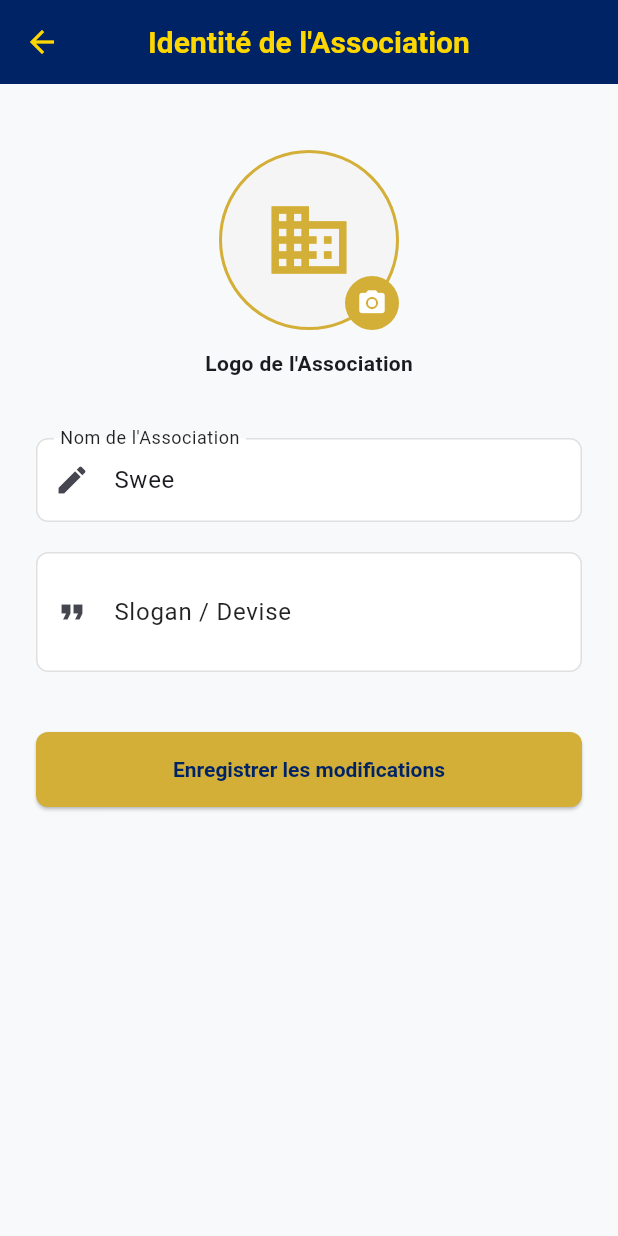
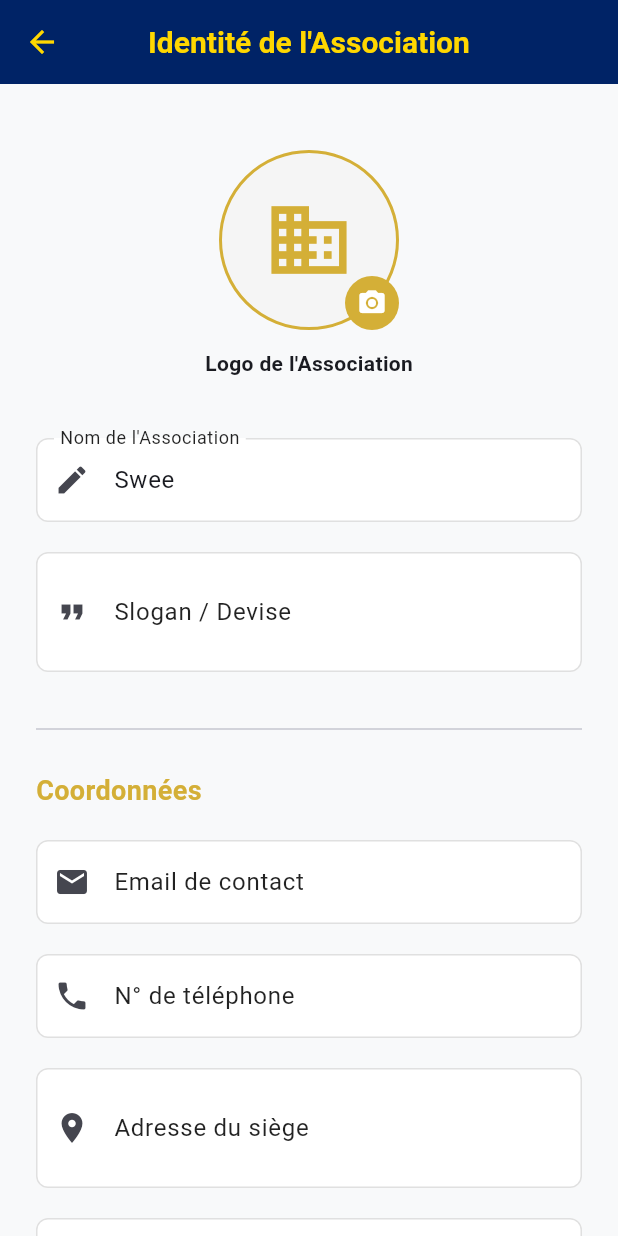
Before and after one commit to monespace2work/swee, a Flutter app: the PresidentDashboard screen opened directly, after a tap on "Identité Club", on a phone screen of 412 x 824 dp. Run offline on Flutter 3.47's test engine with Material 3 defaults, Android fonts, the phone set to English and light mode, and no system bars; our stand-ins replace cloud_firestore, firebase_auth, firebase_core, firebase_storage, image_cropper, image_picker and 1 more; accounts and stored records are empty.

Commit message:
maj de la page de l'association

```diff
--- a/lib/screens/admin/secretary/association_settings_screen.dart
+++ b/lib/screens/admin/secretary/association_settings_screen.dart
@@ -23,6 +23,14 @@ class _AssociationSettingsScreenState extends State<AssociationSettingsScreen> {
 
   final _nameController = TextEditingController();
   final _sloganController = TextEditingController();
+  final _emailController = TextEditingController();
+  final _phoneController = TextEditingController();
+  final _addressController = TextEditingController();
+  final _websiteController = TextEditingController();
+  final _youtubeController = TextEditingController();
+  final _facebookController = TextEditingController();
+  final _whatsappController = TextEditingController();
+  final _tiktokController = TextEditingController();
 
   XFile? _newLogoFile;
   String? _currentLogoUrl;
@@ -42,6 +50,14 @@ class _AssociationSettingsScreenState extends State<AssociationSettingsScreen> {
       final doc = await _dbService.getAssociationSettings().first;
       _nameController.text = doc['name'] ?? 'Swee';
       _sloganController.text = doc['slogan'] ?? '';
+      _emailController.text = doc['email'] ?? '';
+      _phoneController.text = doc['phone'] ?? '';
+      _addressController.text = doc['address'] ?? '';
+      _websiteController.text = doc['website'] ?? '';
+      _youtubeController.text = doc['youtube'] ?? '';
+      _facebookController.text = doc['facebook'] ?? '';
+      _whatsappController.text = doc['whatsapp'] ?? '';
+      _tiktokController.text = doc['tiktok'] ?? '';
       _currentLogoUrl = doc['logoUrl'];
     } catch (e) {
       if (kDebugMode) print('Error loading settings: $e');
@@ -59,6 +75,14 @@ class _AssociationSettingsScreenState extends State<AssociationSettingsScreen> {
   void dispose() {
     _nameController.dispose();
     _sloganController.dispose();
+    _emailController.dispose();
+    _phoneController.dispose();
+    _addressController.dispose();
+    _websiteController.dispose();
+    _youtubeController.dispose();
+    _facebookController.dispose();
+    _whatsappController.dispose();
+    _tiktokController.dispose();
     super.dispose();
   }
 
@@ -155,6 +179,14 @@ class _AssociationSettingsScreenState extends State<AssociationSettingsScreen> {
       await _dbService.updateAssociationSettings({
         'name': _nameController.text.trim(),
         'slogan': _sloganController.text.trim(),
+        'email': _emailController.text.trim(),
+        'phone': _phoneController.text.trim(),
+        'address': _addressController.text.trim(),
+        'website': _websiteController.text.trim(),
+        'youtube': _youtubeController.text.trim(),
+        'facebook': _facebookController.text.trim(),
+        'whatsapp': _whatsappController.text.trim(),
+        'tiktok': _tiktokController.text.trim(),
         'logoUrl': finalLogoUrl,
         'updatedAt': FieldValue.serverTimestamp(),
       });
@@ -288,6 +320,96 @@ class _AssociationSettingsScreenState extends State<AssociationSettingsScreen> {
                   ),
                   maxLines: 2,
                 ),
+                const SizedBox(height: 30),
+                const Divider(),
+                const SizedBox(height: 20),
+                const Align(
+                  alignment: Alignment.centerLeft,
+                  child: Text('Coordonnées', style: TextStyle(fontSize: 18, fontWeight: FontWeight.bold, color: AppTheme.gold)),
+                ),
+                const SizedBox(height: 20),
+                TextField(
+                  controller: _emailController,
+                  keyboardType: TextInputType.emailAddress,
+                  decoration: const InputDecoration(
+                    labelText: 'Email de contact',
+                    border: OutlineInputBorder(),
+                    prefixIcon: Icon(Icons.email),
+                  ),
+                ),
+                const SizedBox(height: 20),
+                TextField(
+                  controller: _phoneController,
+                  keyboardType: TextInputType.phone,
+                  decoration: const InputDecoration(
+                    labelText: 'N° de téléphone',
+                    border: OutlineInputBorder(),
+                    prefixIcon: Icon(Icons.phone),
+                  ),
+                ),
+                const SizedBox(height: 20),
+                TextField(
+                  controller: _addressController,
+                  decoration: const InputDecoration(
+                    labelText: 'Adresse du siège',
+                    border: OutlineInputBorder(),
+                    prefixIcon: Icon(Icons.location_on),
+                  ),
+                  maxLines: 2,
+                ),
+                const SizedBox(height: 20),
+                TextField(
+                  controller: _websiteController,
+                  keyboardType: TextInputType.url,
+                  decoration: const InputDecoration(
+                    labelText: 'Site Web',
+                    border: OutlineInputBorder(),
+                    prefixIcon: Icon(Icons.language),
+                  ),
+                ),
+                const SizedBox(height: 30),
+                const Divider(),
+                const SizedBox(height: 20),
+                const Align(
+                  alignment: Alignment.centerLeft,
+                  child: Text('Réseaux Sociaux', style: TextStyle(fontSize: 18, fontWeight: FontWeight.bold, color: AppTheme.gold)),
+                ),
+                const SizedBox(height: 20),
+                TextField(
+                  controller: _facebookController,
+                  decoration: const InputDecoration(
+                    labelText: 'Facebook (URL)',
+                    border: OutlineInputBorder(),
+                    prefixIcon: Icon(Icons.facebook),
+                  ),
+                ),
+                const SizedBox(height: 20),
+                TextField(
+                  controller: _whatsappController,
+                  decoration: const InputDecoration(
+                    labelText: 'WhatsApp (Lien ou N°)',
+                    border: OutlineInputBorder(),
+                    prefixIcon: Icon(Icons.chat),
+                  ),
+                ),
+                const SizedBox(height: 20),
+                TextField(
+                  controller: _youtubeController,
+                  decoration: const InputDecoration(
+                    labelText: 'YouTube (URL)',
+                    border: OutlineInputBorder(),
+                    prefixIcon: Icon(Icons.play_circle_fill),
+                  ),
+                ),
+                const SizedBox(height: 20),
+                TextField(
+                  controller: _tiktokController,
+                  decoration: const InputDecoration(
+                    labelText: 'TikTok (URL)',
+                    border: OutlineInputBorder(),
+                    prefixIcon: Icon(Icons.music_note),
+                  ),
+                ),
                 const SizedBox(height: 40),
                 _isSaving
                   ? const CircularProgressIndicator()
--- a/lib/widgets/app_header_title.dart
+++ b/lib/widgets/app_header_title.dart
@@ -4,6 +4,7 @@ import '../providers/user_provider.dart';
 import '../services/database_service.dart';
 import '../theme/app_theme.dart';
 import '../models/member_model.dart';
+import '../screens/association/association_details_screen.dart';
 
 class AppHeaderTitle extends StatelessWidget {
   final bool showRole;
@@ -22,7 +23,15 @@ class AppHeaderTitle extends StatelessWidget {
         final assocName = settings['name'] ?? 'Swee';
         final logoUrl = settings['logoUrl'];
 
-        return Row(
+        return InkWell(
+          onTap: () {
+            Navigator.push(
+              context,
+              MaterialPageRoute(builder: (context) => const AssociationDetailsScreen()),
+            );
+          },
+          child: Row(
+            mainAxisSize: MainAxisSize.min,
             children: [
               // Miniature Logo
               Container(
@@ -40,7 +49,7 @@ class AppHeaderTitle extends StatelessWidget {
               ),
               const SizedBox(width: 10),
               // Name and Username
-            Expanded(
+              Flexible(
                 child: Column(
                   crossAxisAlignment: CrossAxisAlignment.start,
                   mainAxisSize: MainAxisSize.min,
@@ -69,6 +78,7 @@ class AppHeaderTitle extends StatelessWidget {
                 ),
               ),
             ],
+          ),
         );
       },
     );
--- a/pubspec.yaml
+++ b/pubspec.yaml
@@ -20,6 +20,7 @@ dependencies:
   image_picker: ^1.2.2
   image_cropper: ^8.0.2
   shared_preferences: ^2.5.1
+  url_launcher: ^6.3.1
 
 dev_dependencies:
   flutter_test:
```
Also changed, not shown: lib/screens/association/association_details_screen.dart (added, +187 -0 lines), pubspec.lock, 1 other file. Lines whose indentation alone changed are shown as unchanged.
